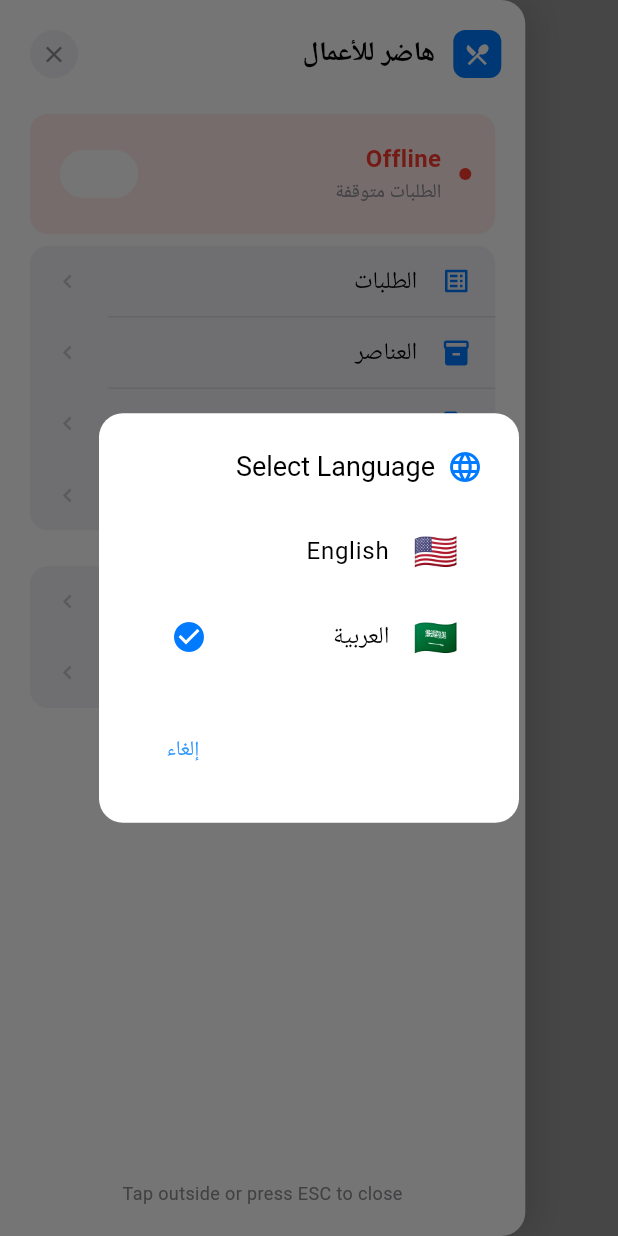
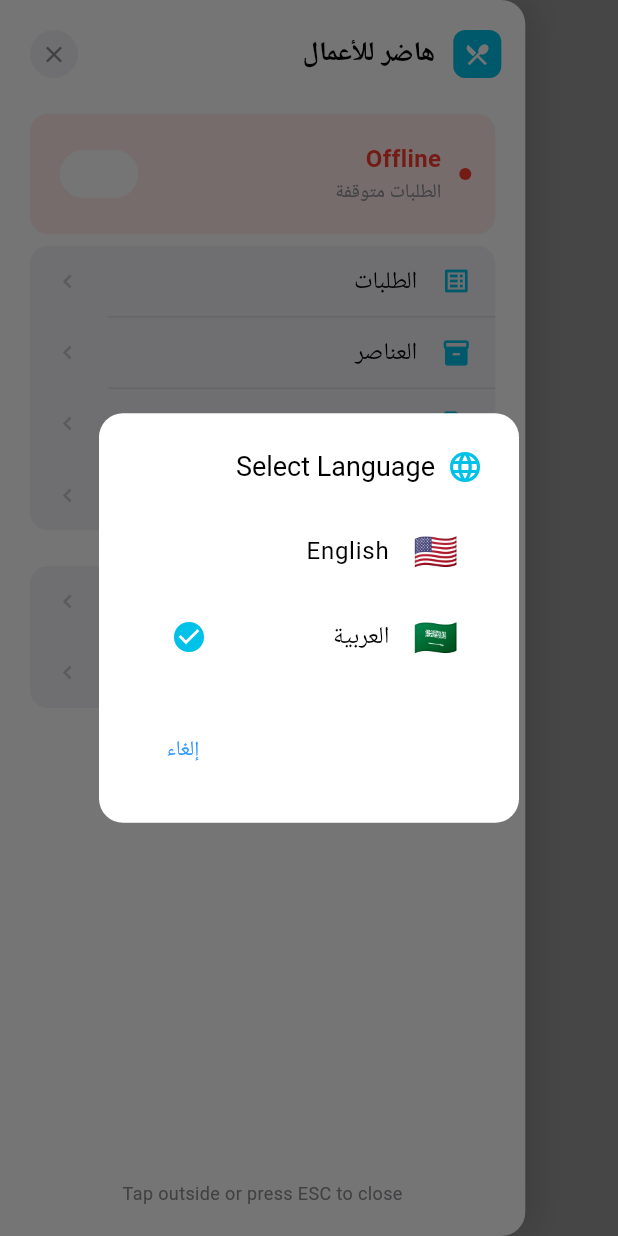
Before and after one commit to ghaythalijarad/wizzbussiness, a Flutter app: the IOSSidebar screen opened directly with empty values, after a tap on "اللغة", on a phone screen of 412 x 824 dp. Run offline on Flutter 3.47's test engine with Material 3 defaults, Android fonts, the phone set to English and light mode, and no system bars; our stand-ins replace audioplayers, file_picker, fl_chart, flutter_local_notifications, flutter_map, geocoding and 6 more; accounts and stored records are empty; Roboto replaces fonts that are missing (Cairo); project files that could hold a hidden picture were left out.

Commit message:
Apply color #ff00c1e8 to iOS sidebar menu
- Updated app icon background from #007AFF to #ff00c1e8
- Changed menu item icons color to #ff00c1e8 (orders, items, discounts, settings, language)
- Updated language dialog icon to match new color scheme
- Applied #ff00c1e8 to language selection check icon
- Maintained red color for destructive actions (Return Order)
- All iOS sidebar elements now use consistent cyan-blue color theme

```diff
--- a/frontend/lib/widgets/ios_sidebar.dart
+++ b/frontend/lib/widgets/ios_sidebar.dart
@@ -122,7 +122,7 @@ class _IOSSidebarState extends State<IOSSidebar> {
             width: 32,
             height: 32,
             decoration: BoxDecoration(
-              color: const Color(0xFF007AFF),
+              color: const Color(0xff00c1e8),
               borderRadius: BorderRadius.circular(8),
             ),
             child: const Icon(
@@ -330,7 +330,7 @@ class _IOSSidebarState extends State<IOSSidebar> {
             children: [
               Icon(
                 item.icon,
-                color: item.isDestructive ? const Color(0xFFFF3B30) : const Color(0xFF007AFF),
+                color: item.isDestructive ? const Color(0xFFFF3B30) : const Color(0xff00c1e8),
                 size: 20,
               ),
               const SizedBox(width: 16),
@@ -389,7 +389,7 @@ class _IOSSidebarState extends State<IOSSidebar> {
               const Icon(
                 Icons.language,
                 size: 24,
-                color: Color(0xFF007AFF),
+                color: Color(0xff00c1e8),
               ),
               const SizedBox(width: 8),
               Text(
@@ -443,7 +443,7 @@ class _IOSSidebarState extends State<IOSSidebar> {
       trailing: isSelected
           ? const Icon(
               Icons.check_circle,
-              color: Color(0xFF007AFF),
+              color: Color(0xff00c1e8),
             )
           : null,
       onTap: () async {
```
Also changed, not shown: 2 other files.
